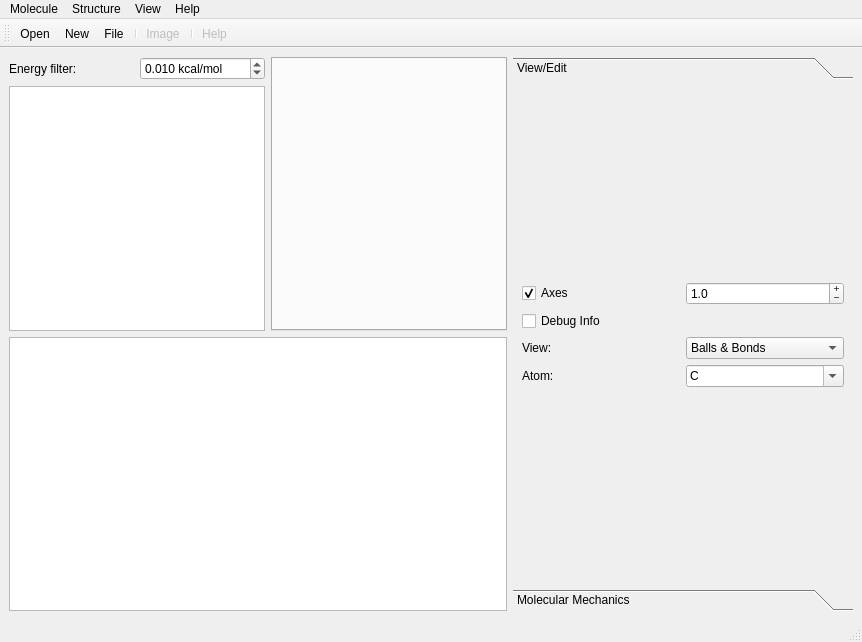
Qt form Sources/MainWindow.ui (xMoad/qdalton) before a commit.
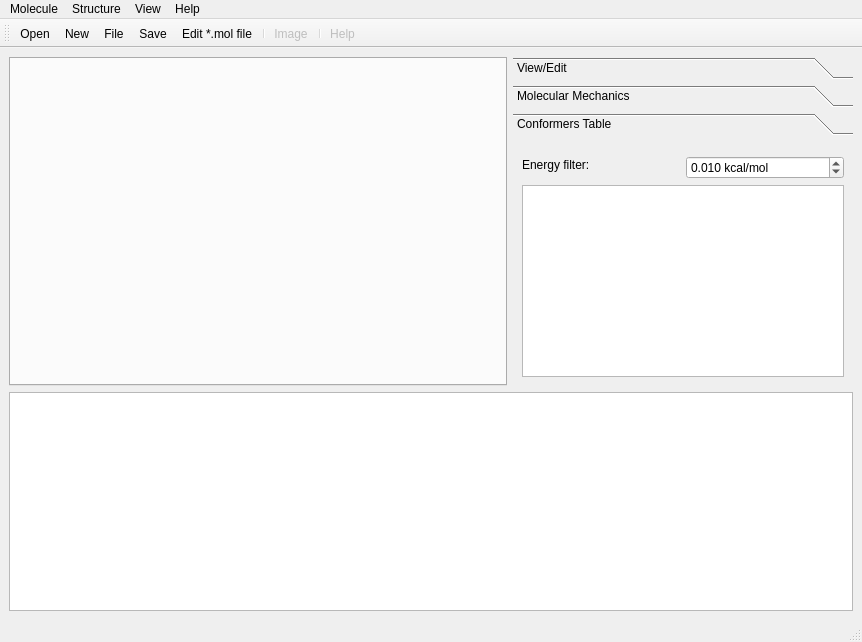
The same form after that commit. The open tabs and pages were chosen to show the change. Icons and pictures are not drawn.

Patch:
```diff
--- a/Sources/MainWindow.ui
+++ b/Sources/MainWindow.ui
@@ -17,79 +17,18 @@
    </size>
   </property>
   <widget class="QWidget" name="centralWidget">
-   <layout class="QGridLayout" name="gridLayout" rowstretch="0,0" columnstretch="0,0,0">
+   <layout class="QGridLayout" name="gridLayout" rowstretch="0,0" columnstretch="0,0">
     <item row="0" column="0">
-     <widget class="QWidget" name="widgetConformers" native="true">
-      <layout class="QGridLayout" name="gridLayout_11">
-       <property name="margin">
-        <number>0</number>
-       </property>
-       <item row="1" column="0" colspan="2">
-        <widget class="QTableWidget" name="tableWidgetConformers">
-         <property name="editTriggers">
-          <set>QAbstractItemView::NoEditTriggers</set>
-         </property>
-         <property name="selectionMode">
-          <enum>QAbstractItemView::SingleSelection</enum>
-         </property>
-         <property name="selectionBehavior">
-          <enum>QAbstractItemView::SelectRows</enum>
-         </property>
-         <property name="sortingEnabled">
-          <bool>true</bool>
-         </property>
-         <property name="rowCount">
-          <number>0</number>
-         </property>
-         <property name="columnCount">
-          <number>2</number>
-         </property>
-         <attribute name="horizontalHeaderVisible">
-          <bool>false</bool>
-         </attribute>
-         <attribute name="horizontalHeaderShowSortIndicator" stdset="0">
-          <bool>true</bool>
-         </attribute>
-         <attribute name="horizontalHeaderStretchLastSection">
-          <bool>true</bool>
-         </attribute>
-         <attribute name="verticalHeaderVisible">
-          <bool>false</bool>
-         </attribute>
-         <column/>
-         <column/>
-        </widget>
-       </item>
-       <item row="0" column="1">
-        <widget class="QDoubleSpinBox" name="doubleSpinBox">
-         <property name="suffix">
-          <string> kcal/mol</string>
-         </property>
-         <property name="decimals">
-          <number>3</number>
-         </property>
-         <property name="maximum">
-          <double>1.000000000000000</double>
-         </property>
-         <property name="singleStep">
-          <double>0.010000000000000</double>
-         </property>
-         <property name="value">
-          <double>0.010000000000000</double>
-         </property>
-        </widget>
-       </item>
-       <item row="0" column="0">
-        <widget class="QLabel" name="label_8">
-         <property name="text">
-          <string>Energy filter:</string>
-         </property>
-        </widget>
-       </item>
-      </layout>
+     <widget class="QTabWidget" name="tabWidget">
+      <property name="currentIndex">
+       <number>-1</number>
+      </property>
+      <property name="tabsClosable">
+       <bool>true</bool>
+      </property>
      </widget>
     </item>
-    <item row="0" column="2" rowspan="2">
+    <item row="0" column="1">
      <widget class="QToolBox" name="toolBox">
       <property name="minimumSize">
        <size>
@@ -109,7 +48,7 @@
          <x>0</x>
          <y>0</y>
          <width>340</width>
-         <height>506</height>
+         <height>232</height>
         </rect>
        </property>
        <attribute name="label">
@@ -295,8 +234,8 @@
         <rect>
          <x>0</x>
          <y>0</y>
-         <width>340</width>
-         <height>506</height>
+         <width>339</width>
+         <height>451</height>
         </rect>
        </property>
        <attribute name="label">
@@ -556,17 +495,100 @@
         </item>
        </layout>
       </widget>
+      <widget class="QWidget" name="pageConformersTable">
+       <property name="geometry">
+        <rect>
+         <x>0</x>
+         <y>0</y>
+         <width>340</width>
+         <height>249</height>
+        </rect>
+       </property>
+       <attribute name="label">
+        <string>Conformers Table</string>
+       </attribute>
+       <layout class="QGridLayout" name="gridLayout_4">
+        <item row="0" column="0" rowspan="2" colspan="2">
+         <widget class="QLabel" name="labelEnergyFilter">
+          <property name="text">
+           <string>Energy filter:</string>
+          </property>
+         </widget>
+        </item>
+        <item row="1" column="1">
+         <widget class="QDoubleSpinBox" name="doubleSpinBox">
+          <property name="suffix">
+           <string> kcal/mol</string>
+          </property>
+          <property name="decimals">
+           <number>3</number>
+          </property>
+          <property name="maximum">
+           <double>1.000000000000000</double>
+          </property>
+          <property name="singleStep">
+           <double>0.010000000000000</double>
+          </property>
+          <property name="value">
+           <double>0.010000000000000</double>
+          </property>
+         </widget>
+        </item>
+        <item row="2" column="0" colspan="2">
+         <widget class="QTableWidget" name="tableWidgetConformers">
+          <property name="editTriggers">
+           <set>QAbstractItemView::NoEditTriggers</set>
+          </property>
+          <property name="selectionMode">
+           <enum>QAbstractItemView::SingleSelection</enum>
+          </property>
+          <property name="selectionBehavior">
+           <enum>QAbstractItemView::SelectRows</enum>
+          </property>
+          <property name="sortingEnabled">
+           <bool>true</bool>
+          </property>
+          <property name="rowCount">
+           <number>0</number>
+          </property>
+          <property name="columnCount">
+           <number>2</number>
+          </property>
+          <attribute name="horizontalHeaderVisible">
+           <bool>false</bool>
+          </attribute>
+          <attribute name="horizontalHeaderShowSortIndicator" stdset="0">
+           <bool>true</bool>
+          </attribute>
+          <attribute name="horizontalHeaderStretchLastSection">
+           <bool>true</bool>
+          </attribute>
+          <attribute name="verticalHeaderVisible">
+           <bool>false</bool>
+          </attribute>
+          <attribute name="verticalHeaderVisible">
+           <bool>false</bool>
+          </attribute>
+          <attribute name="horizontalHeaderShowSortIndicator" stdset="0">
+           <bool>true</bool>
+          </attribute>
+          <attribute name="horizontalHeaderStretchLastSection">
+           <bool>true</bool>
+          </attribute>
+          <attribute name="horizontalHeaderVisible">
+           <bool>false</bool>
+          </attribute>
+          <column/>
+          <column/>
+         </widget>
+        </item>
+       </layout>
+      </widget>
      </widget>
     </item>
     <item row="1" column="0" colspan="2">
-     <widget class="QPlainTextEdit" name="logPlainTextEdit"/>
-    </item>
-    <item row="0" column="1">
-     <widget class="QTabWidget" name="tabWidget">
-      <property name="currentIndex">
-       <number>-1</number>
-      </property>
-      <property name="tabsClosable">
+     <widget class="QPlainTextEdit" name="logPlainTextEdit">
+      <property name="readOnly">
        <bool>true</bool>
       </property>
      </widget>
@@ -579,14 +601,14 @@
      <x>0</x>
      <y>0</y>
      <width>862</width>
-     <height>20</height>
+     <height>22</height>
     </rect>
    </property>
    <widget class="QMenu" name="menuMolecule">
     <property name="title">
      <string>Molecule</string>
     </property>
-    <widget class="QMenu" name="menuImport_from">
+    <widget class="QMenu" name="menuImportFrom">
      <property name="title">
       <string>Import from...</string>
      </property>
@@ -594,7 +616,10 @@
     </widget>
     <addaction name="actionMoleculeOpen"/>
     <addaction name="actionMoleculeNew"/>
-    <addaction name="menuImport_from"/>
+    <addaction name="menuImportFrom"/>
+    <addaction name="actionMoleculeSave"/>
+    <addaction name="separator"/>
+    <addaction name="actionMoleculeEditMolFile"/>
     <addaction name="separator"/>
     <addaction name="actionExit"/>
    </widget>
@@ -627,7 +652,6 @@
     <property name="title">
      <string>View</string>
     </property>
-    <addaction name="actionViewConformersTable"/>
     <addaction name="actionViewLog"/>
     <addaction name="actionViewToolbox"/>
    </widget>
@@ -656,6 +680,8 @@
    <addaction name="actionMoleculeOpen"/>
    <addaction name="actionMoleculeNew"/>
    <addaction name="actionMoleculeImportFromFile"/>
+   <addaction name="actionMoleculeSave"/>
+   <addaction name="actionMoleculeEditMolFile"/>
    <addaction name="separator"/>
    <addaction name="actionStructureExportImage"/>
    <addaction name="separator"/>
@@ -664,7 +690,7 @@
   <action name="actionMoleculeOpen">
    <property name="icon">
     <iconset resource="../Resources/icons.qrc">
-     <normaloff>:/icons/16x16/actionJobOpen.png</normaloff>:/icons/16x16/actionJobOpen.png</iconset>
+     <normaloff>:/icons/16x16/actionMoleculeOpen.png</normaloff>:/icons/16x16/actionMoleculeOpen.png</iconset>
    </property>
    <property name="text">
     <string>Open...</string>
@@ -676,7 +702,7 @@
   <action name="actionMoleculeNew">
    <property name="icon">
     <iconset resource="../Resources/icons.qrc">
-     <normaloff>:/icons/16x16/actionJobNew.png</normaloff>:/icons/16x16/actionJobNew.png</iconset>
+     <normaloff>:/icons/16x16/actionMoleculeNew.png</normaloff>:/icons/16x16/actionMoleculeNew.png</iconset>
    </property>
    <property name="text">
     <string>New...</string>
@@ -700,7 +726,7 @@
   <action name="actionMoleculeImportFromFile">
    <property name="icon">
     <iconset resource="../Resources/icons.qrc">
-     <normaloff>:/icons/16x16/actionStructureImportFile.png</normaloff>:/icons/16x16/actionStructureImportFile.png</iconset>
+     <normaloff>:/icons/16x16/actionMoleculeImportFromFile.png</normaloff>:/icons/16x16/actionMoleculeImportFromFile.png</iconset>
    </property>
    <property name="text">
     <string>File...</string>
@@ -797,15 +823,22 @@
     <string>Ctrl+T</string>
    </property>
   </action>
-  <action name="actionViewConformersTable">
-   <property name="checkable">
-    <bool>true</bool>
+  <action name="actionMoleculeEditMolFile">
+   <property name="icon">
+    <iconset resource="../Resources/icons.qrc">
+     <normaloff>:/icons/16x16/actionMoleculeEditMolFile.png</normaloff>:/icons/16x16/actionMoleculeEditMolFile.png</iconset>
    </property>
-   <property name="enabled">
-    <bool>true</bool>
+   <property name="text">
+    <string>Edit *.mol file...</string>
    </property>
+  </action>
+  <action name="actionMoleculeSave">
+   <property name="icon">
+    <iconset resource="../Resources/icons.qrc">
+     <normaloff>:/icons/16x16/actionMoleculeSave.png</normaloff>:/icons/16x16/actionMoleculeSave.png</iconset>
+   </property>
    <property name="text">
-    <string>Conformers table</string>
+    <string>Save</string>
    </property>
   </action>
  </widget>
```
